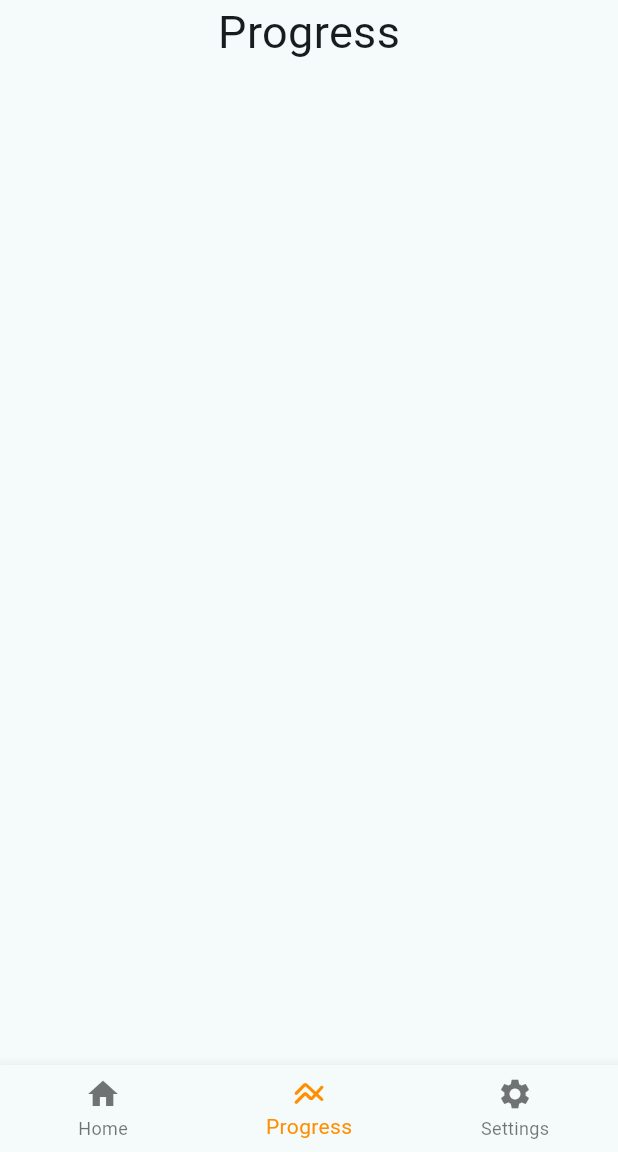
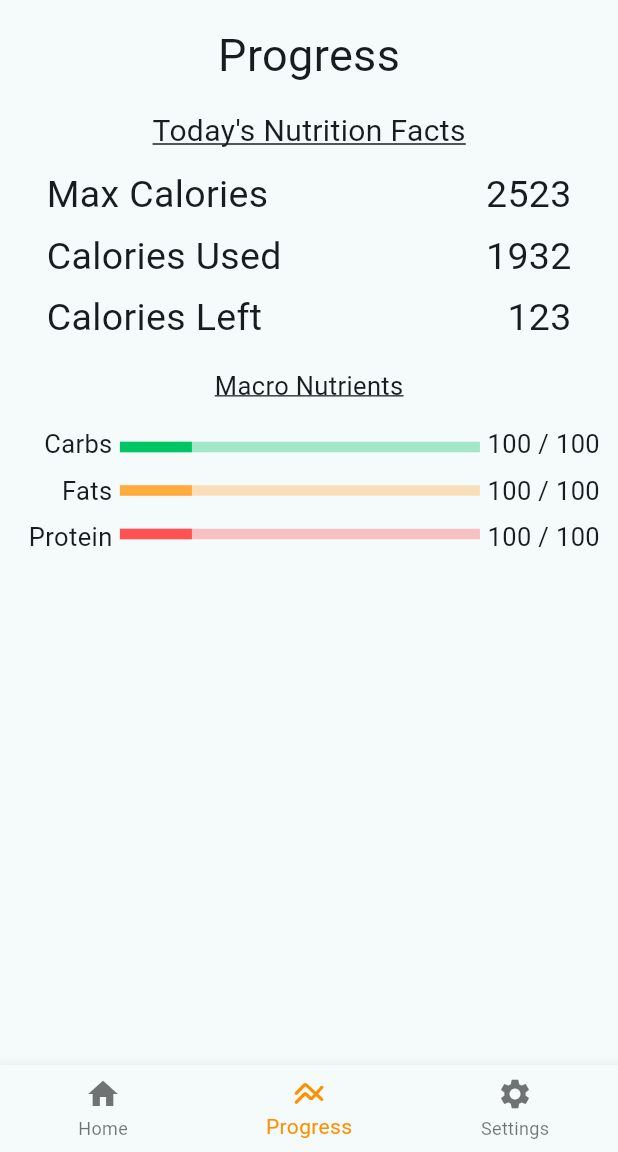
Before and after one commit to SpyCooper/CalorieTracker, a Flutter app: the screen it shows after launch, item 2 of the bottom bar chosen, on a phone screen of 412 x 824 dp, the part 84-1236 px from its top. Run offline on Flutter 3.47's test engine with Material 3 defaults, Android fonts, the phone set to English and light mode, and no system bars.

Commit message:
added daily calories and macros breakdown to the home and progress pages, and placeholders for the options on the settings page

```diff
--- a/lib/main.dart
+++ b/lib/main.dart
@@ -101,11 +101,11 @@ class MealsPage extends StatelessWidget {
             mainAxisAlignment: MainAxisAlignment.center,
             spacing: 5,
             children: [
-              // Total calories
+              // Max calories
               Column(
                 children: [
                   Text(
-                    'Total Calories',
+                    'Max Calories',
                     style: TextStyle(fontSize: 15),
                   ),
                   Text(
@@ -169,7 +169,7 @@ class MealsPage extends StatelessWidget {
             ],
           ),
           onTap: () {
-            Navigator.of(context).push(MaterialPageRoute(builder: (context) => NutritionFacts()));
+            Navigator.of(context).push(MaterialPageRoute(builder: (context) => DailyNutritionMenu()));
           }
         ),
         // TODO - create meals from the day's meals
@@ -272,7 +272,7 @@ class MealBox extends StatelessWidget {
                   ],
                 ),
                 onTap: () {
-                  Navigator.of(context).push(MaterialPageRoute(builder: (context) => NutritionFacts()));
+                  Navigator.of(context).push(MaterialPageRoute(builder: (context) => FoodNutritionFacts()));
                 }
               )
             ),
@@ -291,7 +291,7 @@ class MealBox extends StatelessWidget {
                   ],
                 ),
                 onTap: () {
-                  Navigator.of(context).push(MaterialPageRoute(builder: (context) => NutritionFacts()));
+                  Navigator.of(context).push(MaterialPageRoute(builder: (context) => FoodNutritionFacts()));
                 }
               )
             ),
@@ -311,7 +311,7 @@ class MealBox extends StatelessWidget {
                   ],
                 ),
                 onTap: () {
-                  Navigator.of(context).push(MaterialPageRoute(builder: (context) => NutritionFacts()));
+                  Navigator.of(context).push(MaterialPageRoute(builder: (context) => FoodNutritionFacts()));
                 }
               )
             ),
@@ -365,7 +365,7 @@ class EditMealMenu extends StatelessWidget {
         children: [
           // Calories
           SizedBox(
-            width: 380,
+            width: 350,
             child: Row(
               mainAxisAlignment: MainAxisAlignment.spaceBetween,
               children: [
@@ -529,7 +529,6 @@ class TypeOfMealDeletion extends StatelessWidget {
   }
 }
 
-
 class AddNewMeal extends StatelessWidget {
   const AddNewMeal({super.key});
 
@@ -617,8 +616,8 @@ class AddNewMeal extends StatelessWidget {
   }
 }
 
-class NutritionFacts extends StatelessWidget {
-  const NutritionFacts({super.key});
+class FoodNutritionFacts extends StatelessWidget {
+  const FoodNutritionFacts({super.key});
 
   @override
   Widget build(BuildContext context) {
@@ -635,7 +634,7 @@ class NutritionFacts extends StatelessWidget {
           Text('Food Name', style: TextStyle(fontSize: 25),),
           // Calories
           SizedBox(
-            width: 380,
+            width: 350,
             child: Row(
               mainAxisAlignment: MainAxisAlignment.spaceBetween,
               children: [
@@ -828,11 +827,12 @@ class ProgressPage extends StatelessWidget {
   @override
   Widget build(BuildContext context) {
     return Column(
-      spacing: 50,
+      spacing: 15,
       children: [
-        // TODO - check the safe area works correctly
-        SafeArea(
-          child:Row(
+        // spacer
+        SizedBox(height: 0,),
+        // Title
+        Row(
           mainAxisAlignment: MainAxisAlignment.center,
           children: [
             Text(
@@ -840,9 +840,88 @@ class ProgressPage extends StatelessWidget {
               style: TextStyle(fontSize: 30),
             ),
           ],
+        ),
+        // Today's info
+        Column(
+          spacing: 10,
+          children: [
+            Text('Today\'s Nutrition Facts', style: TextStyle(fontSize: 20, decoration: TextDecoration.underline,)),
+            DailyNutritionFacts(),
+          ]
         )
+      ]
+    );
+  }
+}
+
+
+class DailyNutritionMenu extends StatelessWidget {
+  const DailyNutritionMenu({super.key});
+
+  @override
+  Widget build(BuildContext context) {
+    return Scaffold
+    (
+      // TODO - change name of the meal bar to be the meal
+      appBar: AppBar(title: Text('Today\'s Nutrition Facts'),),
+      body: DailyNutritionFacts()
+    );
+  }
+}
+
+class DailyNutritionFacts extends StatelessWidget {
+  const DailyNutritionFacts({
+    super.key,
+  });
+
+  @override
+  Widget build(BuildContext context) {
+    return Column(
+      spacing: 15,
+      children: [
+        // Calories
+        Column(
+          spacing: 5,
+          children: [
+            SizedBox(
+              width: 350,
+              child: Row(
+                mainAxisAlignment: MainAxisAlignment.spaceBetween,
+                children: [
+                  Text('Max Calories', style: TextStyle(fontSize: 25),),
+                  Text('2523', style: TextStyle(fontSize: 25),),
+                ]
               ),
-        GridPaper()
+            ),
+            SizedBox(
+              width: 350,
+              child: Row(
+                mainAxisAlignment: MainAxisAlignment.spaceBetween,
+                children: [
+                  Text('Calories Used', style: TextStyle(fontSize: 25),),
+                  Text('1932', style: TextStyle(fontSize: 25),),
+                ]
+              ),
+            ),
+            SizedBox(
+              width: 350,
+              child: Row(
+                mainAxisAlignment: MainAxisAlignment.spaceBetween,
+                children: [
+                  Text('Calories Left', style: TextStyle(fontSize: 25),),
+                  Text('123', style: TextStyle(fontSize: 25),),
+                ]
+              ),
+            ),
+          ],
+        ),
+        // Macros
+        Text('Macro Nutrients', style: TextStyle(fontSize: 17, decoration: TextDecoration.underline,),),
+        MacroBreakdown(),
+        // TODO - do a possible mean breakdown that shows what percentage each meal contributes to goals
+        // Meal Breakdowns
+        // Text('Meal Breakdowns', style: TextStyle(fontSize: 17, decoration: TextDecoration.underline,),),
+        // GridView.builder(gridDelegate: gridDelegate, itemBuilder: itemBuilder)
       ]
     );
   }
@@ -854,10 +933,12 @@ class SettingsPage extends StatelessWidget {
   @override
   Widget build(BuildContext context) {
     return Column(
+      spacing: 10,
       children: [
-        // TODO - check the safe area works correctly
-        SafeArea(
-          child:Row(
+        // spacer
+        SizedBox(height: 0,),
+        // Title
+        Row(
           mainAxisAlignment: MainAxisAlignment.center,
           children: [
             Text(
@@ -865,58 +946,113 @@ class SettingsPage extends StatelessWidget {
               style: TextStyle(fontSize: 30),
             ),
           ],
-          )
         ),
         // Spacer
-        SizedBox(height: 30,),
-        // TODO - switch all the options to be buttons
+        SizedBox(height: 10,),
         // Option 1
         // NOTE: only option 1 needs the top and bottom borders, all other should only have a bottom border
         Container(
-          decoration: BoxDecoration(border: Border(top: BorderSide(), bottom: BorderSide())),
+          decoration: BoxDecoration(border: Border(bottom: BorderSide())),
+          child: InkWell(
             child: SizedBox(
               width: 350,
               child: Row(
                 mainAxisSize: MainAxisSize.max,
                 mainAxisAlignment: MainAxisAlignment.spaceBetween,
                 children: [
-                Text('Option 1', style: TextStyle(fontSize: 20)),
+                  Text('Calories and Macro Goals', style: TextStyle(fontSize: 20)),
                   Icon(Icons.arrow_right_sharp, size: 30,),
                 ],
               )
+            ),
+            onTap: () {
+              Navigator.of(context).push(MaterialPageRoute(builder: (context) => CaloriesAndMacrosGoalsMenu()));
+            }
           )
         ),
         // Option 2
         Container(
           decoration: BoxDecoration(border: Border(bottom: BorderSide())),
+          child: InkWell(
             child: SizedBox(
               width: 350,
               child: Row(
                 mainAxisSize: MainAxisSize.max,
                 mainAxisAlignment: MainAxisAlignment.spaceBetween,
                 children: [
-                Text('Option 2', style: TextStyle(fontSize: 20)),
+                  Text('Default Meals', style: TextStyle(fontSize: 20)),
                   Icon(Icons.arrow_right_sharp, size: 30,),
                 ],
               )
+            ),
+            onTap: () {
+              Navigator.of(context).push(MaterialPageRoute(builder: (context) => DefaultMealsMenu()));
+            }
           )
         ),
         // Option 3
         Container(
           decoration: BoxDecoration(border: Border(bottom: BorderSide())),
+          child: InkWell(
             child: SizedBox(
               width: 350,
               child: Row(
                 mainAxisSize: MainAxisSize.max,
                 mainAxisAlignment: MainAxisAlignment.spaceBetween,
                 children: [
-                Text('Option 3', style: TextStyle(fontSize: 20)),
+                  Text('Saved Foods', style: TextStyle(fontSize: 20)),
                   Icon(Icons.arrow_right_sharp, size: 30,),
                 ],
               )
+            ),
+            onTap: () {
+              Navigator.of(context).push(MaterialPageRoute(builder: (context) => SavedFoodsMenu()));
+            }
           )
         ),
       ]
     );
   }
 }
+
+class CaloriesAndMacrosGoalsMenu extends StatelessWidget {
+  const CaloriesAndMacrosGoalsMenu({super.key});
+
+  @override
+  Widget build(BuildContext context) {
+    return Scaffold
+    (
+      // TODO - change name of the meal bar to be the meal
+      appBar: AppBar(title: Text('Calories and Macro Goals'),),
+      body: Placeholder()
+    );
+  }
+}
+
+class DefaultMealsMenu extends StatelessWidget {
+  const DefaultMealsMenu({super.key});
+
+  @override
+  Widget build(BuildContext context) {
+    return Scaffold
+    (
+      // TODO - change name of the meal bar to be the meal
+      appBar: AppBar(title: Text('Default Meals'),),
+      body: Placeholder()
+    );
+  }
+}
+
+class SavedFoodsMenu extends StatelessWidget {
+  const SavedFoodsMenu({super.key});
+
+  @override
+  Widget build(BuildContext context) {
+    return Scaffold
+    (
+      // TODO - change name of the meal bar to be the meal
+      appBar: AppBar(title: Text('Saved Foods'),),
+      body: Placeholder()
+    );
+  }
+}
```
Lines whose indentation alone changed are shown as unchanged.
